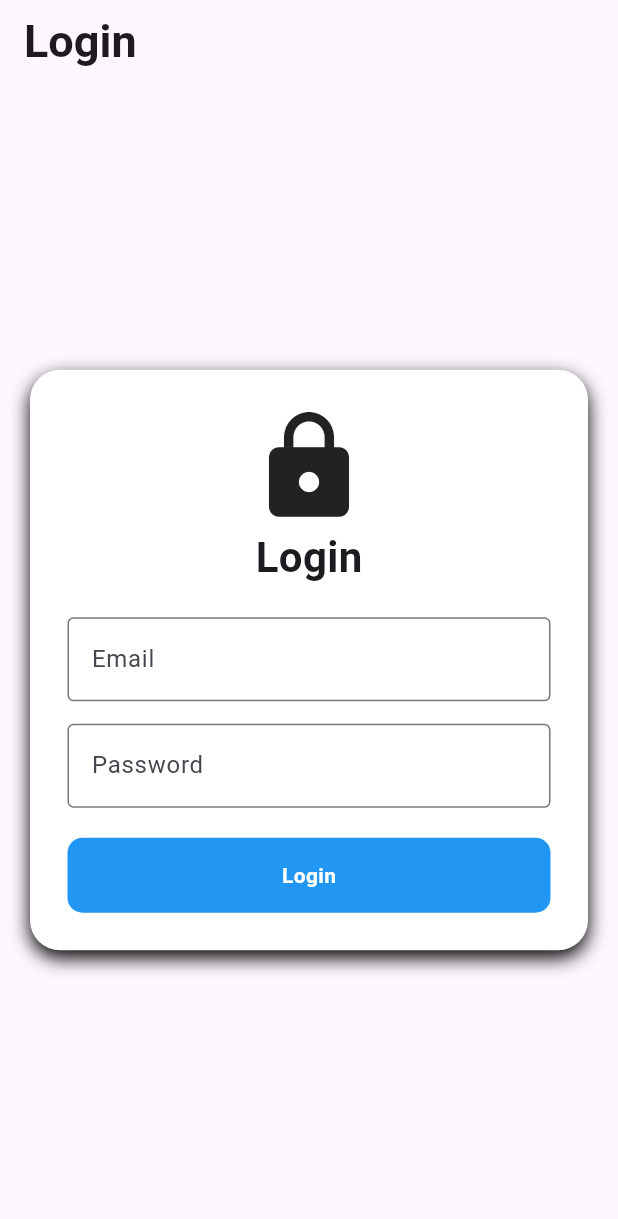
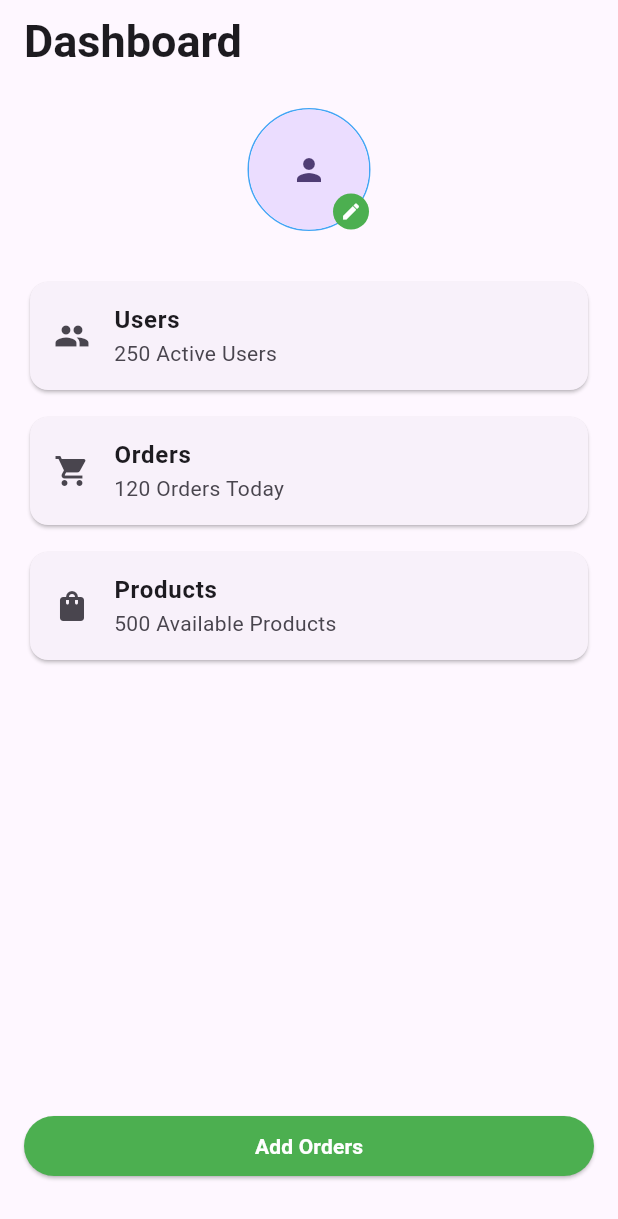
Before and after one commit to haile-12-21-23/zero_to_hero_mobile_dev, a Flutter app: the screen it shows after launch, on a phone screen of 412 x 824 dp. Shown: the top 1219 px of the screen. Run offline on Flutter 3.47's test engine with Material 3 defaults, Android fonts, the phone set to English and light mode, and no system bars.

Commit message:
Day 15 : Row, Column and Stack widgets.

```diff
--- /dev/null
+++ b/lib/flutter_phase/day_15_row_column_stack.dart
@@ -0,0 +1,100 @@
+import 'package:flutter/material.dart';
+
+class Day15RowColumnStack extends StatelessWidget {
+  const Day15RowColumnStack({super.key});
+
+  @override
+  Widget build(BuildContext context) {
+    return Scaffold(
+      appBar: AppBar(
+        title: Text(
+          "Dashboard",
+          style: TextStyle(fontWeight: FontWeight.bold, fontSize: 30),
+        ),
+      ),
+      body: Padding(
+        padding: EdgeInsets.all(16),
+        child: Column(
+          children: [
+            Container(
+              decoration: BoxDecoration(
+                borderRadius: BorderRadius.circular(50),
+                border: Border.all(color: Colors.blue.shade400),
+              ),
+              child: Stack(
+                children: [
+                  CircleAvatar(radius: 40, child: Icon(Icons.person)),
+                  Positioned(
+                    right: 0,
+                    bottom: 0,
+
+                    child: CircleAvatar(
+                      backgroundColor: Colors.green,
+                      radius: 12,
+                      child: IconButton(
+                        padding: EdgeInsets.zero,
+                        icon: Icon(Icons.edit, size: 14),
+                        onPressed: () {},
+                        color: Colors.white,
+                      ),
+                    ),
+                  ),
+                ],
+              ),
+            ),
+            const SizedBox(height: 30),
+            Card(
+              child: ListTile(
+                leading: Icon(Icons.people),
+                title: Text(
+                  "Users",
+                  style: TextStyle(fontWeight: FontWeight.bold),
+                ),
+                subtitle: Text("250 Active Users"),
+              ),
+            ),
+            const SizedBox(height: 10),
+            Card(
+              child: ListTile(
+                leading: Icon(Icons.shopping_cart),
+                title: Text(
+                  "Orders",
+                  style: TextStyle(fontWeight: FontWeight.bold),
+                ),
+                subtitle: Text("120 Orders Today"),
+              ),
+            ),
+            const SizedBox(height: 10),
+            Card(
+              child: ListTile(
+                leading: Icon(Icons.shopping_bag),
+                title: Text(
+                  "Products",
+                  style: TextStyle(fontWeight: FontWeight.bold),
+                ),
+                subtitle: Text("500 Available Products"),
+              ),
+            ),
+            SizedBox(height: 20),
+            Spacer(),
+            SizedBox(
+              width: double.infinity,
+              child: ElevatedButton(
+                style: ButtonStyle(
+                  backgroundColor: WidgetStateProperty.all(Colors.green),
+                  foregroundColor: WidgetStateProperty.all(Colors.white),
+                ),
+                onPressed: () {},
+                child: Text(
+                  "Add Orders",
+                  style: TextStyle(fontWeight: FontWeight.bold),
+                ),
+              ),
+            ),
+            SizedBox(height: 20),
+          ],
+        ),
+      ),
+    );
+  }
+}
--- a/lib/main.dart
+++ b/lib/main.dart
@@ -2,7 +2,8 @@ import 'package:flutter/material.dart';
 // import 'package:zero_to_hero_mobile_dev/flutter_phase/day_11_flutter_setup.dart';
 // import 'package:zero_to_hero_mobile_dev/flutter_phase/day_12_widgets_basics.dart';
 // import 'package:zero_to_hero_mobile_dev/flutter_phase/day_13_layout_widgets.dart';
-import 'package:zero_to_hero_mobile_dev/flutter_phase/day_14_containers_and_styling.dart';
+// import 'package:zero_to_hero_mobile_dev/flutter_phase/day_14_containers_and_styling.dart';
+import 'package:zero_to_hero_mobile_dev/flutter_phase/day_15_row_column_stack.dart';
 
 void main() {
   runApp(const MyApp());
@@ -20,7 +21,7 @@ class MyApp extends StatelessWidget {
 
         colorScheme: .fromSeed(seedColor: Colors.deepPurple),
       ),
-      home: const Day14ContainersAndStyling(),
+      home: const Day15RowColumnStack(),
     );
   }
 }
```
